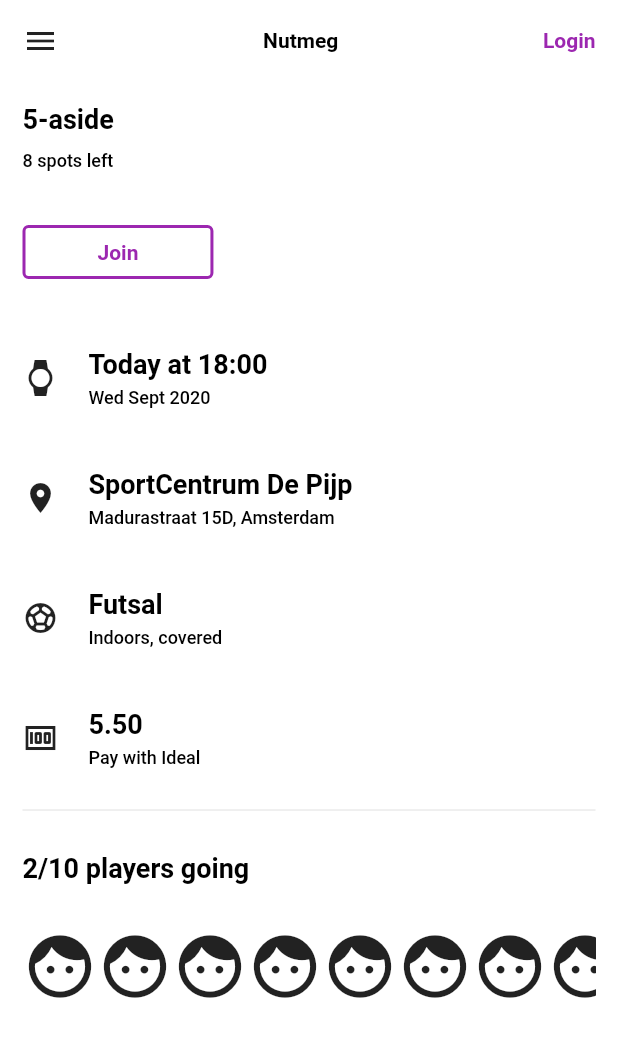
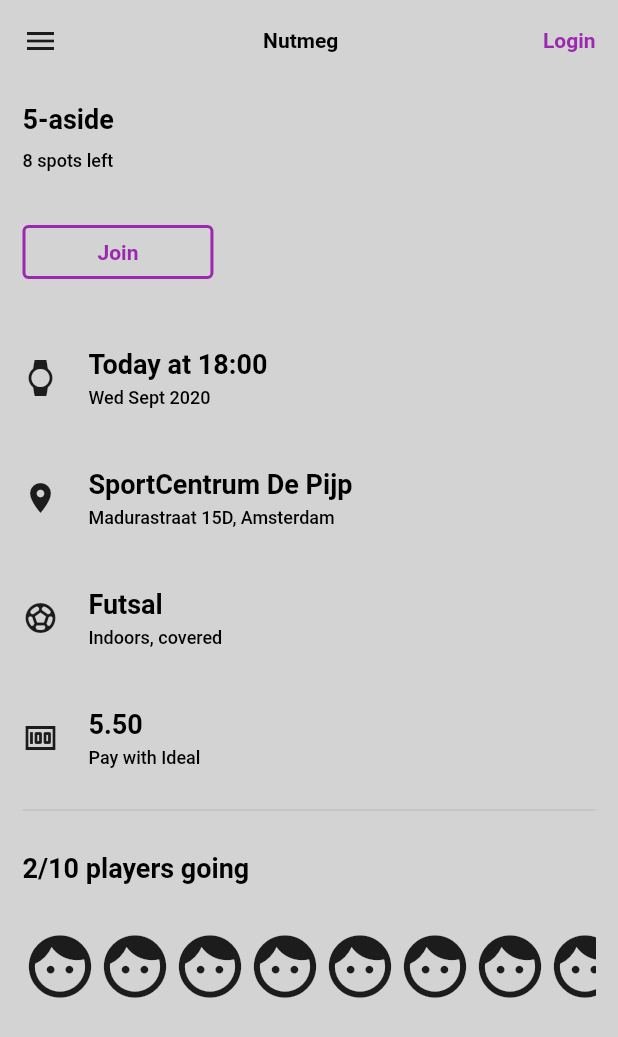
Before and after one commit to alexlipa91/nutmeg-flutter, a Flutter app: the screen it shows after launch, on a phone screen of 412 x 824 dp. Shown: the top 1037 px of the screen. Run offline on Flutter 3.47's test engine with Material 2 defaults, Android fonts, the phone set to English and light mode, and no system bars; our stand-ins replace firebase_auth, firebase_core, google_sign_in; accounts and stored records are empty; Roboto replaces fonts that are missing (Montserrat).

Commit message:
add hex color utility

```diff
--- /dev/null
+++ b/lib/screens/Utils.dart
@@ -0,0 +1,13 @@
+import 'dart:ui';
+
+class HexColor extends Color {
+  static int _getColorFromHex(String hexColor) {
+    hexColor = hexColor.toUpperCase().replaceAll("#", "");
+    if (hexColor.length == 6) {
+      hexColor = "FF" + hexColor;
+    }
+    return int.parse(hexColor, radix: 16);
+  }
+
+  HexColor(final String hexColor) : super(_getColorFromHex(hexColor));
+}
--- a/lib/screens/available-matches/MatchDetails.dart
+++ b/lib/screens/available-matches/MatchDetails.dart
@@ -1,5 +1,7 @@
 import 'package:flutter/material.dart';
 import 'package:nutmeg/model.dart';
+
+import '../Utils.dart';
 
 void main() {
   runApp(new MaterialApp(
@@ -43,7 +45,7 @@ class MatchDetails extends StatelessWidget {
 
     return SafeArea(
       child: Container(
-        decoration: new BoxDecoration(color: Colors.white),
+        decoration: new BoxDecoration(color: new HexColor("#d3d3d3")),
         padding: EdgeInsets.all(padding),
         child: Column(
           children: [
```
